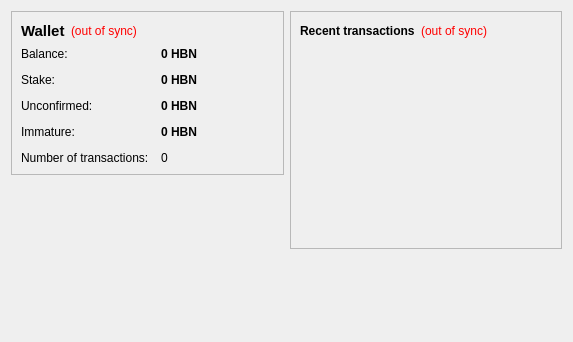
Qt form src/qt/forms/overviewpage.ui (Crypto-Expert/HoboNickels) before a commit.
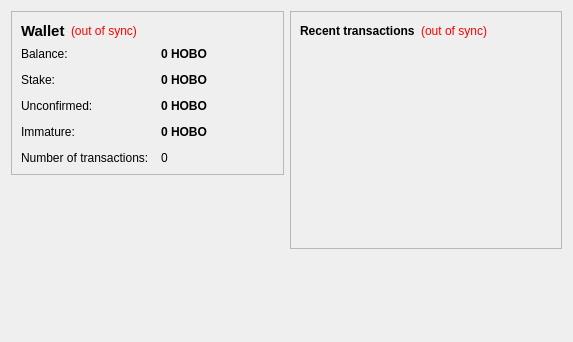
The same form after that commit.

Patch:
```diff
--- a/src/qt/forms/overviewpage.ui
+++ b/src/qt/forms/overviewpage.ui
@@ -105,7 +105,7 @@
              <string>Your current balance</string>
             </property>
             <property name="text">
-             <string notr="true">0 HBN</string>
+             <string notr="true">0 HOBO</string>
             </property>
             <property name="textInteractionFlags">
              <set>Qt::LinksAccessibleByMouse|Qt::TextSelectableByKeyboard|Qt::TextSelectableByMouse</set>
@@ -134,7 +134,7 @@
              <string>Total of coins that was staked, and do not yet count toward the current balance</string>
             </property>
             <property name="text">
-             <string notr="true">0 HBN</string>
+             <string notr="true">0 HOBO</string>
             </property>
             <property name="textInteractionFlags">
              <set>Qt::LinksAccessibleByMouse|Qt::TextSelectableByKeyboard|Qt::TextSelectableByMouse</set>
@@ -163,7 +163,7 @@
              <string>Total of transactions that have yet to be confirmed, and do not yet count toward the current balance</string>
             </property>
             <property name="text">
-             <string notr="true">0 HBN</string>
+             <string notr="true">0 HOBO</string>
             </property>
             <property name="textInteractionFlags">
              <set>Qt::LinksAccessibleByMouse|Qt::TextSelectableByKeyboard|Qt::TextSelectableByMouse</set>
@@ -189,7 +189,7 @@
              <string>Mined balance that has not yet matured</string>
             </property>
             <property name="text">
-             <string notr="true">0 HBN</string>
+             <string notr="true">0 HOBO</string>
             </property>
             <property name="textInteractionFlags">
              <set>Qt::LinksAccessibleByMouse|Qt::TextSelectableByKeyboard|Qt::TextSelectableByMouse</set>
```
